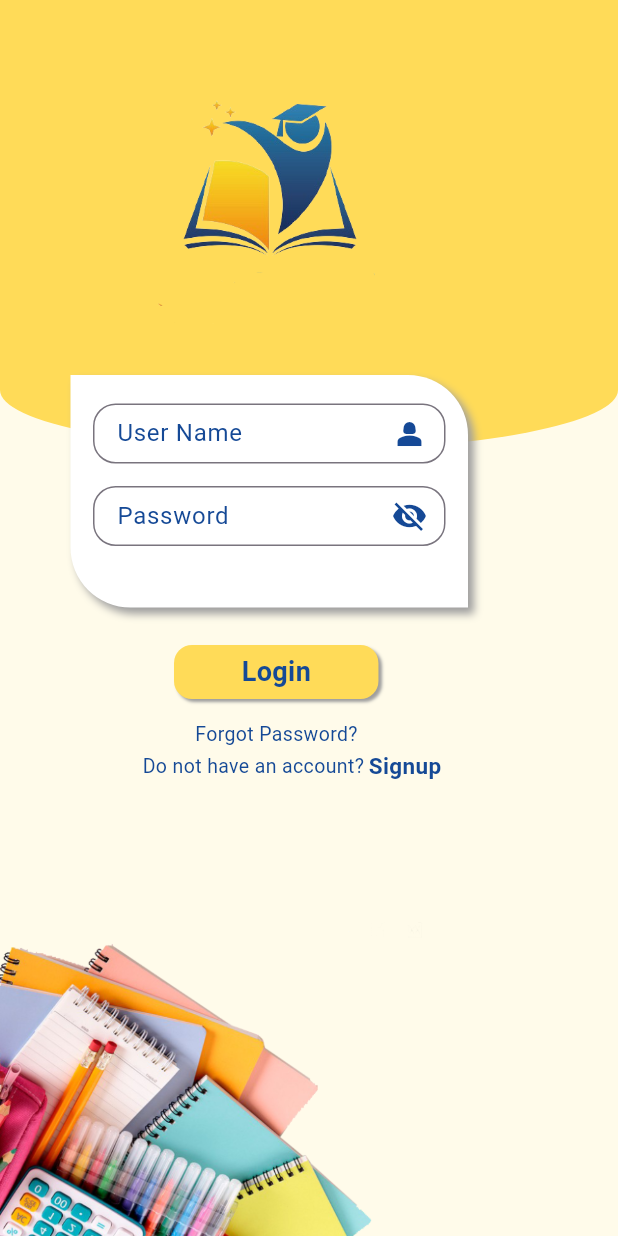
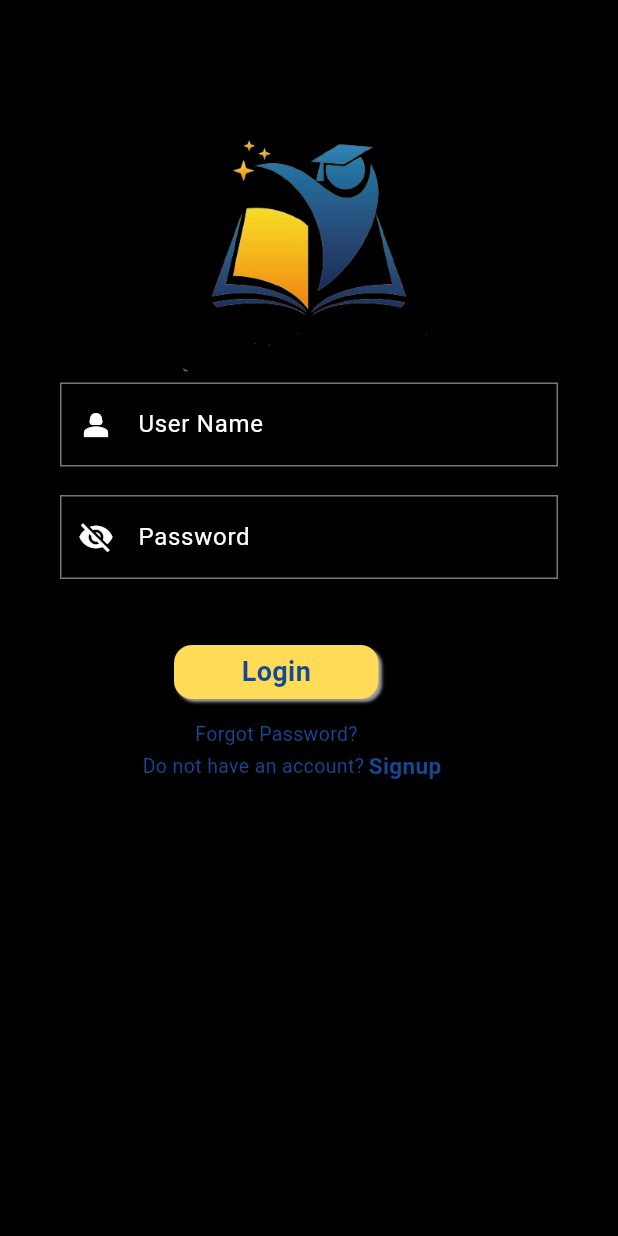
Before and after one commit to shamylkashif/thebookstore, a Flutter app: the screen it shows after launch, on a phone screen of 412 x 824 dp. Run offline on Flutter 3.47's test engine with Material 3 defaults, Android fonts, the phone set to English and light mode, and no system bars; our stand-ins replace carousel_slider, fluttertoast.

Commit message:
commit and push

```diff
--- a/lib/login-screen.dart
+++ b/lib/login-screen.dart
@@ -49,94 +49,60 @@ class _LoginScreenState extends State<LoginScreen> {
   Widget build(BuildContext context) {
     return SafeArea(
       child: Scaffold(
+        backgroundColor: Colors.black,
         resizeToAvoidBottomInset: false,
         body: Stack(
           children: [
-            Container(
-              decoration: const BoxDecoration(
-                image: DecorationImage(
-                  image: AssetImage("assets/backgrdImg (2).png"),
-                  fit: BoxFit.cover,
+            Padding(
+              padding: const EdgeInsets.only(bottom: 450),
+              child: Align(
+                alignment: Alignment.center,
+                child: Image.asset('assets/LogoWot.png',
+                height: 300,
+                width: 250,
                 ),
               ),
             ),
-            Container(
-              height: 300,
-              width: double.infinity,
-              decoration: BoxDecoration(
-                color: yellow,
-                borderRadius: BorderRadius.vertical(
-                  bottom: Radius.elliptical(MediaQuery.of(context).size.width, 80.0),
-                ),
-              ),
-              child: Stack(
-                children: [
             Padding(
-                    padding: const EdgeInsets.only(top: 30, left: 60),
-                    child: Image.asset('assets/LogoWot.png', height: 240, width: 240),
-                  ),
-                ],
-              ),
-            ),
-            Padding(
-              padding: const EdgeInsets.only(top: 250, left: 47),
-              child: Container(
-                height: 155,
-                width: 265,
-                decoration: const BoxDecoration(
-                  color: Colors.white,
-                  borderRadius: BorderRadius.only(
-                    topRight: Radius.circular(40),
-                    bottomLeft: Radius.circular(40),
-                  ),
-                  boxShadow: [
-                    BoxShadow(
-                      color: Colors.grey,
-                      blurRadius: 4,
-                      offset: Offset(4, 4), // Shadow position
-                    ),
-                  ],
-                ),
+              padding: const EdgeInsets.only(top: 250, left: 40, right: 40),
               child: Form(
                 key: _formKey,
                 child: Column(
                   children: [
-                      const SizedBox(height: 14),
+                    const SizedBox(height: 5),
                     Container(
                       width: 400,
-                        height: 50,
-                        padding: const EdgeInsets.symmetric(horizontal: 15, vertical: 5),
+                      height: 60,
                       child: TextFormField(
                         decoration: InputDecoration(
                           border: OutlineInputBorder(
-                              borderRadius: BorderRadius.circular(15),
+                            borderRadius: BorderRadius.circular(0),
                           ),
                           labelText: 'User Name',
-                            labelStyle: const TextStyle(color: blue),
-                            suffixIcon: const Icon(Icons.person_2, color: blue),
+                          labelStyle: const TextStyle(color: Colors.white),
+                          prefixIcon: const Icon(Icons.person_2, color: Colors.white),
                         ),
                         onChanged: (value) {
                           _username = value;
                         },
                       ),
                     ),
-                      const SizedBox(height: 5),
+                    const SizedBox(height: 15),
                     Container(
                       width: 400,
-                        height: 50,
-                        padding: const EdgeInsets.symmetric(horizontal: 15, vertical: 5),
+                      height: 60,
                       child: TextFormField(
                         obscureText: _obscureText,
                         decoration: InputDecoration(
                           border: OutlineInputBorder(
-                              borderRadius: BorderRadius.circular(15),
+                            borderRadius: BorderRadius.circular(0),
                           ),
                           labelText: 'Password',
-                            labelStyle: const TextStyle(color: blue),
-                            suffixIcon: IconButton(
+                          labelStyle: const TextStyle(color: Colors.white),
+                          prefixIcon: IconButton(
                             icon: Icon(
                               _obscureText ? Icons.visibility_off : Icons.visibility,
-                                color: blue,
+                              color: Colors.white,
                             ),
                             onPressed: () {
                               setState(() {
@@ -151,7 +117,6 @@ class _LoginScreenState extends State<LoginScreen> {
                       ),
                     ),
                   ],
-                  ),
                 ),
               ),
             ),
--- a/lib/splesh-screen.dart
+++ b/lib/splesh-screen.dart
@@ -18,7 +18,7 @@ class _SpleshScreenState extends State<SpleshScreen> {
     moveToNextScreen(context: context);
   }
   Future<void> moveToNextScreen({required BuildContext context}) async {
-    await Future.delayed(const Duration(seconds: 1));
+    await Future.delayed(const Duration(seconds: 3));
     Navigator.push(
       context,
       MaterialPageRoute(builder: (context) => const LoginScreen()),
```
Lines whose indentation alone changed are shown as unchanged.
